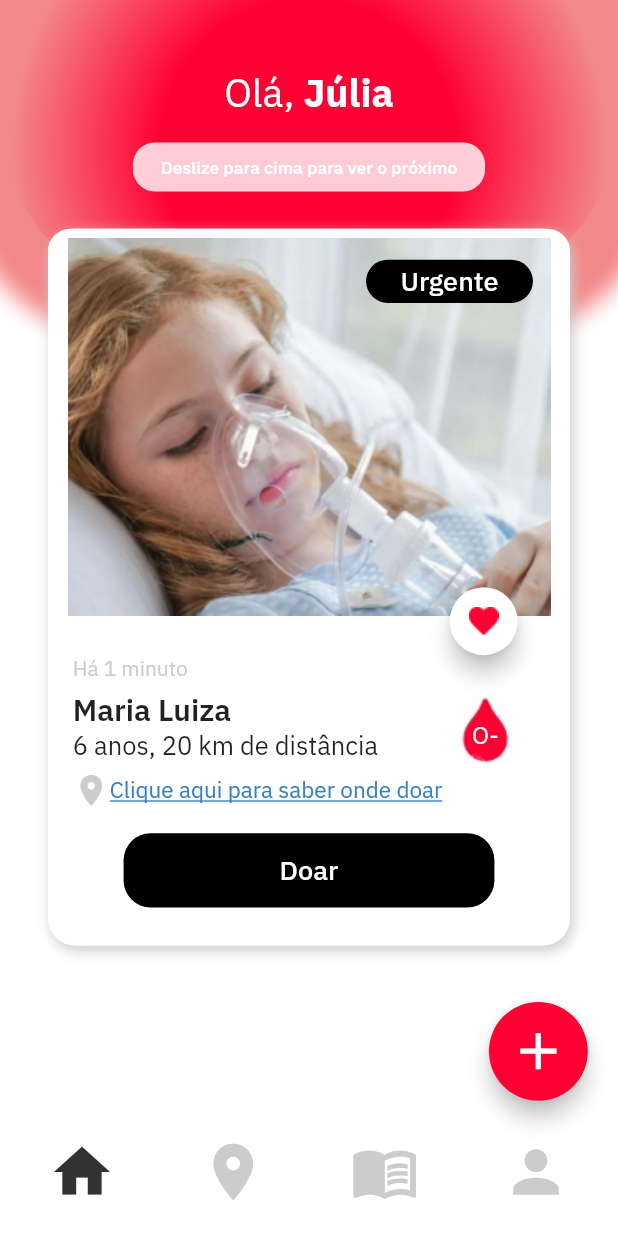
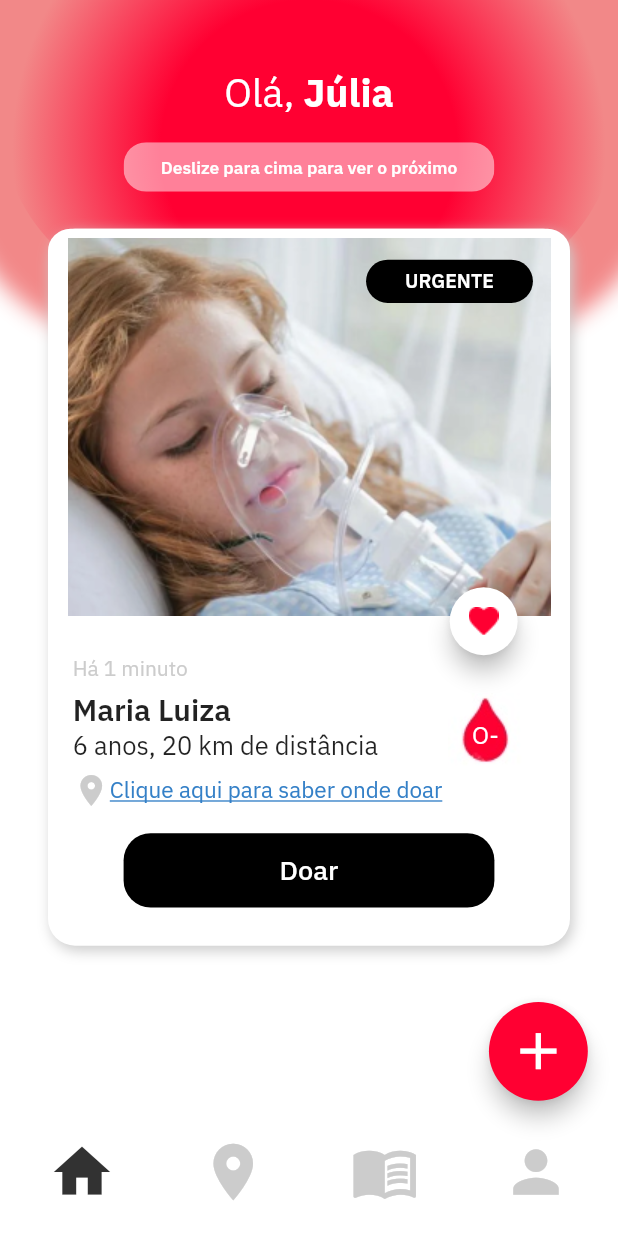
Before and after one commit to rannaraabe/blood, a Flutter app: the FeedPage screen opened by its route, on a phone screen of 412 x 824 dp. Run offline on Flutter 3.47's test engine with Material 2 defaults, Android fonts, the phone set to English and light mode, and no system bars; our stand-ins replace firebase_auth, firebase_core, flutter_modular, google_sign_in, mobx; accounts and stored records are empty; generated files the repository leaves out were written again.

Commit message:
minor adjustments in UI

```diff
--- a/blood-app/lib/app/modules/cadastro/cadastro_page.dart
+++ b/blood-app/lib/app/modules/cadastro/cadastro_page.dart
@@ -87,6 +87,7 @@ class CadastroPage extends StatelessWidget {
                       height: height * 0.06,
                       width: width * 0.8,
                       text: 'Finalizar',
+                      provider: false,
                     ),
                   ),
                   Image.asset('assets/images/blood_drop.png'),
--- a/blood-app/lib/app/modules/feed/feed_page.dart
+++ b/blood-app/lib/app/modules/feed/feed_page.dart
@@ -54,7 +54,7 @@ class FeedPage extends StatelessWidget {
                     height: height * 0.02,
                   ),
                   InfoFeed(
-                    width: width * 0.57,
+                    width: width * 0.60,
                     height: height * 0.04,
                   ),
                   SizedBox(
--- a/blood-app/lib/app/modules/feed/widgets/card_child_feed.dart
+++ b/blood-app/lib/app/modules/feed/widgets/card_child_feed.dart
@@ -1,3 +1,4 @@
+import 'package:blood_app/app/modules/feed/widgets/label_urgency.dart';
 import 'package:blood_app/app/modules/inicio/widgets/inicio_button.dart';
 import 'package:blood_app/app/theme/app_theme.dart';
 import 'package:flutter/material.dart';
@@ -35,11 +36,10 @@ class CardChildFeed extends StatelessWidget {
               child: Padding(
                 padding:
                     EdgeInsets.only(top: height * 0.025, right: width * 0.06),
-                child: InicioButton(
+                child: LabelUrgency(
                   height: height * 0.035,
                   width: width * 0.27,
                   text: urgencyLevel,
-                  provider: false,
                 ),
               ),
             ),
--- a/blood-app/lib/app/modules/feed/widgets/info_feed.dart
+++ b/blood-app/lib/app/modules/feed/widgets/info_feed.dart
@@ -18,7 +18,7 @@ class InfoFeed extends StatelessWidget {
       child: Container(
         width: width,
         height: height,
-        color: Color(0xFFFFFFFF).withOpacity(0.8),
+        color: Color(0xFFFFFFFF).withOpacity(0.5),
         child: Row(
           mainAxisAlignment: MainAxisAlignment.center,
           crossAxisAlignment: CrossAxisAlignment.center,
--- /dev/null
+++ b/blood-app/lib/app/modules/feed/widgets/label_urgency.dart
@@ -0,0 +1,43 @@
+import 'package:blood_app/app/firebase/google_sign_in_provider.dart';
+import 'package:flutter/material.dart';
+import 'package:provider/provider.dart';
+
+import '../../../theme/app_theme.dart';
+
+class LabelUrgency extends StatelessWidget {
+  const LabelUrgency({
+    Key? key,
+    required this.height,
+    required this.width,
+    required this.text,
+  }) : super(key: key);
+
+  final double height;
+  final double width;
+  final String text;
+
+  @override
+  Widget build(BuildContext context) {
+    return GestureDetector(
+      child: Container(
+        height: height,
+        width: width,
+        decoration: BoxDecoration(
+          borderRadius: BorderRadius.circular(18.0),
+          color: AppTheme.black,
+        ),
+        child: Row(
+          children: [
+            Expanded(
+              child: Text(
+                text.toUpperCase(),
+                style: AppTheme.semibold_small_white,
+                textAlign: TextAlign.center,
+              ),
+            )
+          ],
+        ),
+      ),
+    );
+  }
+}
--- a/blood-app/lib/app/theme/app_theme.dart
+++ b/blood-app/lib/app/theme/app_theme.dart
@@ -60,4 +60,11 @@ class AppTheme {
   static const TextStyle regular_medium = TextStyle(
     fontSize: 22,
   );
+
+  static const TextStyle semibold_small_white = TextStyle(
+    fontSize: 13,
+    fontFamily: 'IBM Plex Sans',
+    color: Colors.white,
+    fontWeight: FontWeight.w600,
+  );
 }
```
